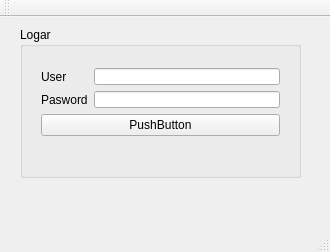
The window that POO_Trabalho_M2/mainwindow.ui (mathiashemmer/uni-devops) describes before a commit, drawn with Qt 5.
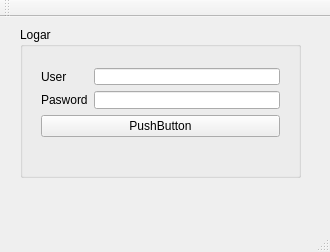
The same window after the commit.

Commit message: mathias bugando coisas

The edit to the form file:
```diff
--- a/POO_Trabalho_M2/mainwindow.ui
+++ b/POO_Trabalho_M2/mainwindow.ui
@@ -26,13 +26,13 @@
     <property name="title">
      <string>Logar</string>
     </property>
-    <widget class="QWidget" name="">
+    <widget class="QWidget" name="layoutWidget">
      <property name="geometry">
       <rect>
        <x>10</x>
        <y>30</y>
        <width>261</width>
-       <height>90</height>
+       <height>91</height>
       </rect>
      </property>
      <layout class="QGridLayout" name="gridLayout">
@@ -56,7 +56,11 @@
          </widget>
         </item>
         <item row="1" column="1">
-         <widget class="QLineEdit" name="txt_password"/>
+         <widget class="QLineEdit" name="txt_password">
+          <property name="echoMode">
+           <enum>QLineEdit::Password</enum>
+          </property>
+         </widget>
         </item>
        </layout>
       </item>
```
The commit also changes 1 other file.
